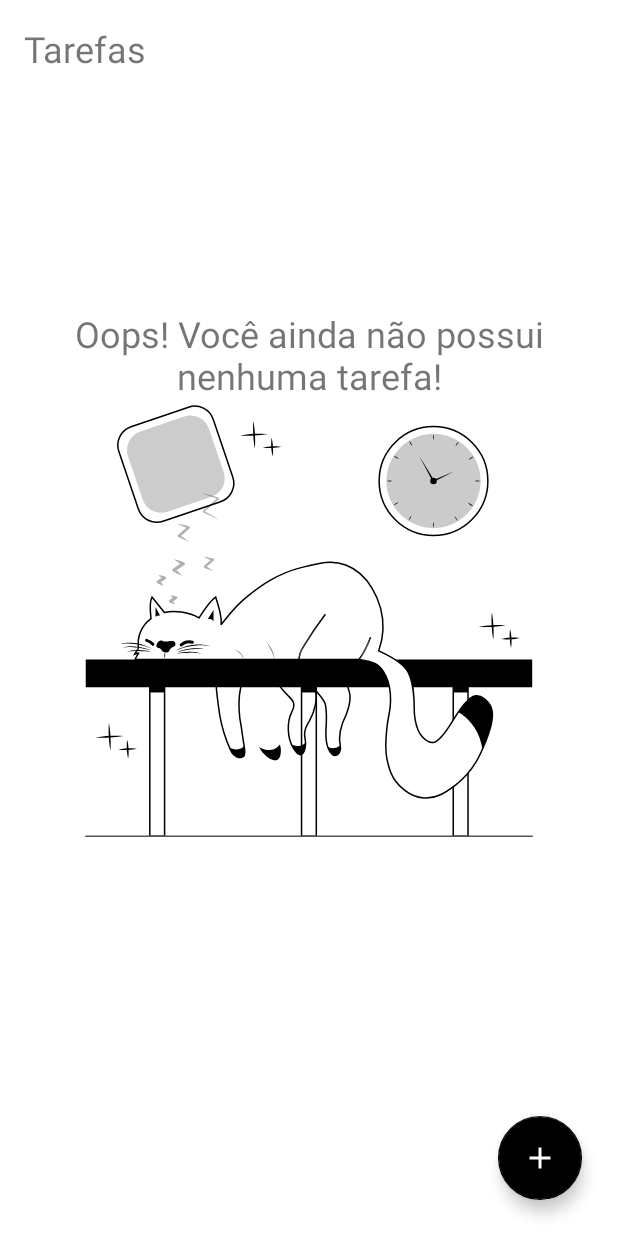
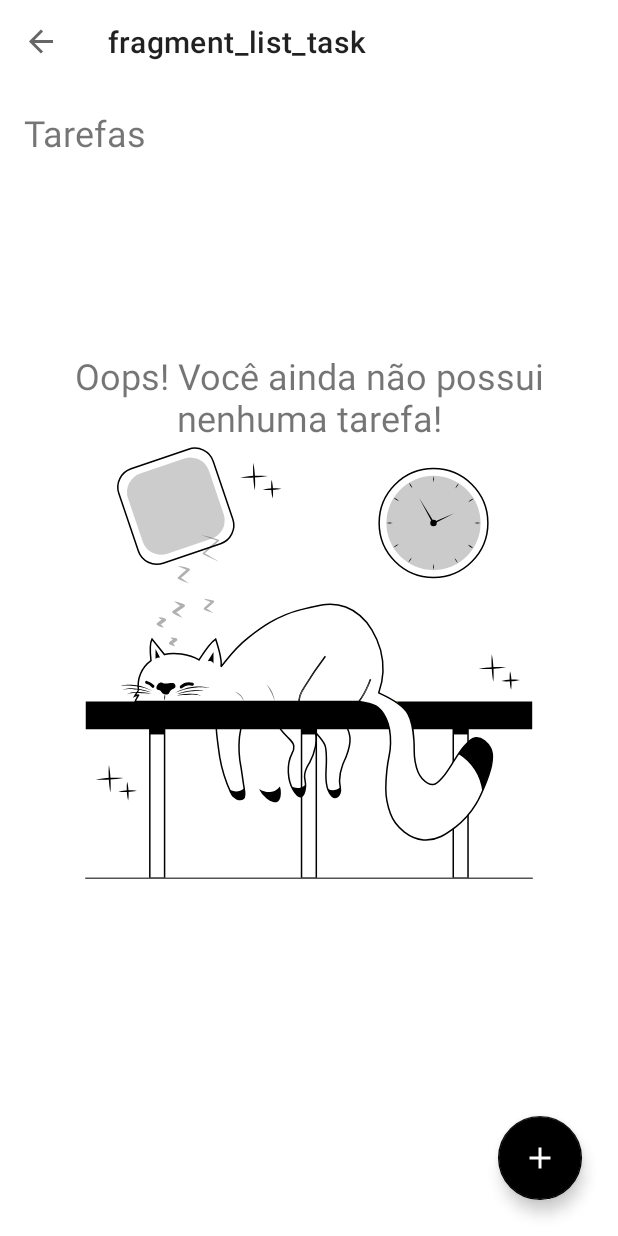
Before and after one commit to lucasrmoro/To-Do, an Android app: the screen it shows after launch (MainActivity), on a phone screen of 412 x 824 dp. Run offline under Robolectric (Android 15) with nearby library versions, the phone set to English and light mode, and no system bars; our stand-ins replace Room's generated code, navigation-ui; 1 statement that could not run was skipped.

Commit message:
Adding the toolbar by the theme

```diff
--- a/app/src/main/res/values-night/themes.xml
+++ b/app/src/main/res/values-night/themes.xml
@@ -1,12 +1,5 @@
-<resources xmlns:tools="http://schemas.android.com/tools">
-    <style name="Theme.ToDoList" parent="Theme.MaterialComponents.DayNight.NoActionBar">
-        <item name="colorPrimary">@color/white</item>
-        <item name="colorPrimaryDark">@color/black</item>
-
-        <item name="colorSecondary">@color/white</item>
-        <item name="colorOnSecondary">@color/black</item>
-    </style>
-    <style name="Theme.SplashScreen" parent="Theme.MaterialComponents.DayNight.NoActionBar">
+<resources>
+    <style name="Theme.ToDoList" parent="Theme.MaterialComponents.DayNight.DarkActionBar">
         <item name="colorPrimary">@color/white</item>
         <item name="colorPrimaryDark">@color/black</item>
 
--- a/app/src/main/res/values/themes.xml
+++ b/app/src/main/res/values/themes.xml
@@ -1,13 +1,5 @@
 <resources>
-    <style name="Theme.ToDoList" parent="Theme.MaterialComponents.Light.NoActionBar">
-        <item name="colorPrimary">@color/black</item>
-        <item name="colorPrimaryDark">@color/black</item>
-
-        <item name="colorSecondary">@color/black</item>
-        <item name="colorOnSecondary">@color/white</item>
-    </style>
-
-    <style name="Theme.SplashScreen" parent="Theme.MaterialComponents.Light.NoActionBar">
+    <style name="Theme.ToDoList" parent="Theme.MaterialComponents.Light.DarkActionBar">
         <item name="colorPrimary">@color/black</item>
         <item name="colorPrimaryDark">@color/black</item>
 
```
